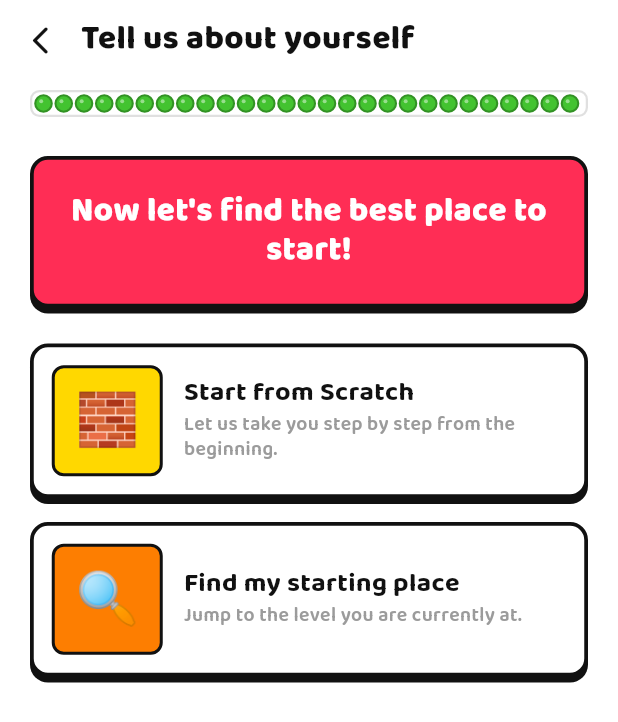
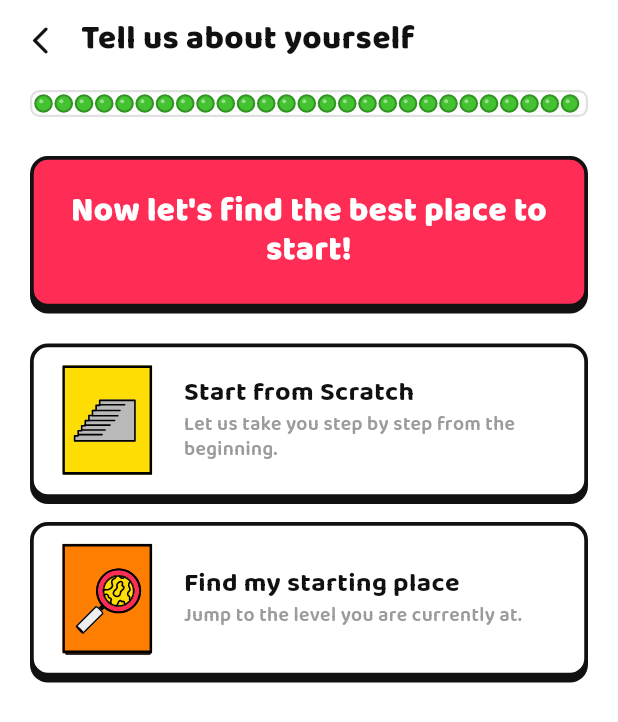
Before and after one commit to X2Mobile/Lets-Play, a Flutter app: the PlacementScreen screen opened directly, on a phone screen of 412 x 824 dp. Shown: the top 722 px of the screen. Run offline on Flutter 3.47's test engine with Material 3 defaults, Android fonts, the phone set to English and light mode, and no system bars; our stand-ins replace audioplayers, firebase_analytics, firebase_core, flutter_svg; accounts and stored records are empty.

Commit message:
Use the real design icons on the onboarding screens
Replaces the emoji placeholders on LOG IN/7, 11, 12 and 13 with the 13 SVGs
from the design drop, rendered via flutter_svg through a small SvgIcon wrapper
(same asset convention as MascotImage). `emoji` becomes `iconAsset` on
OnboardingOption, UpsellBenefit and AccomplishItem.

Two things the artwork forced:

- The exports style every shape through a <style type="text/css"> block and
  class="stN". flutter_svg ignores that stylesheet, so all 13 icons rendered
  solid black while compiling without a warning. Each rule is now inlined onto
  the elements that used it as fill / stroke attributes and the stylesheets are
  gone. Verified by checking every fill colour survives into the compiled .vec.

- On LOG IN/12 and 13 the coloured tile and its hard shadow are part of the
  drawing, so the cards no longer paint a 74x74 tile of their own — otherwise
  it was a tile inside a tile. That retires AccomplishItem.tileColorIndex and
  _PlacementCard.tileColor.

placement_scratch was exported on an artboard 3 units shorter than its
siblings (viewBox 80.2 vs 83.2), which clipped the bottom of its frame; the
viewBox now matches. Its shadow strip is still missing because that element
is absent from the source file.

Also fixes the dead back chevron on the three steps after the questionnaire:
each forward step used pushReplacement, so the navigator only ever held one
route and maybePop() had nothing to pop. The questionnaire -> upsell ->
accomplish -> placement hops now push.

```diff
--- /dev/null
+++ b/lib/core/widgets/svg_icon.dart
@@ -0,0 +1,27 @@
+import 'package:flutter/material.dart';
+import 'package:flutter_svg/flutter_svg.dart';
+
+/// A vector icon exported from the design drop.
+///
+/// [asset] is a path under `assets/images/` (e.g. `icons/motivation_trips.svg`).
+/// The artwork keeps its own aspect ratio inside a [size] × [size] box, so the
+/// onboarding tiles — whose coloured square and hard shadow are part of the
+/// drawing — land at the same footprint as the bare icons.
+class SvgIcon extends StatelessWidget {
+  const SvgIcon({super.key, required this.asset, required this.size});
+
+  final String asset;
+  final double size;
+
+  @override
+  Widget build(BuildContext context) {
+    return SizedBox(
+      width: size,
+      height: size,
+      child: SvgPicture.asset(
+        'assets/images/$asset',
+        fit: BoxFit.contain,
+      ),
+    );
+  }
+}
--- a/lib/features/onboarding/onboarding_extras.dart
+++ b/lib/features/onboarding/onboarding_extras.dart
@@ -11,6 +11,7 @@ import '../../core/widgets/lp_button.dart';
 import '../../core/widgets/lp_card.dart';
 import '../../core/widgets/lp_logo.dart';
 import '../../core/widgets/stud_progress_bar.dart';
+import '../../core/widgets/svg_icon.dart';
 import '../../data/content/onboarding_content.dart';
 import 'plan_loading_screen.dart';
 
@@ -21,7 +22,7 @@ class UpsellScreen extends StatelessWidget {
   const UpsellScreen({super.key});
 
   void _advance(BuildContext context) {
-    Navigator.of(context).pushReplacement(
+    Navigator.of(context).push(
       MaterialPageRoute<void>(builder: (_) => const AccomplishScreen()),
     );
   }
@@ -74,10 +75,7 @@ class UpsellScreen extends StatelessWidget {
                         ),
                         child: Row(
                           children: <Widget>[
-                            Text(
-                              benefit.emoji,
-                              style: const TextStyle(fontSize: 34),
-                            ),
+                            SvgIcon(asset: benefit.iconAsset, size: 46),
                             const SizedBox(width: 14),
                             Expanded(
                               child: Column(
@@ -128,12 +126,6 @@ class UpsellScreen extends StatelessWidget {
 class AccomplishScreen extends StatelessWidget {
   const AccomplishScreen({super.key});
 
-  static const List<Color> _tileColors = <Color>[
-    LpColors.levelBlue,
-    LpColors.brickRed,
-    LpColors.legoGreen,
-  ];
-
   @override
   Widget build(BuildContext context) {
     return Scaffold(
@@ -168,23 +160,7 @@ class AccomplishScreen extends StatelessWidget {
                         padding: const EdgeInsets.all(12),
                         child: Row(
                           children: <Widget>[
-                            Container(
-                              width: 74,
-                              height: 74,
-                              alignment: Alignment.center,
-                              decoration: BoxDecoration(
-                                color: _tileColors[item.tileColorIndex],
-                                borderRadius: BorderRadius.circular(8),
-                                border: Border.all(
-                                  color: LpColors.ink,
-                                  width: 2,
-                                ),
-                              ),
-                              child: Text(
-                                item.emoji,
-                                style: const TextStyle(fontSize: 34),
-                              ),
-                            ),
+                            SvgIcon(asset: item.iconAsset, size: 74),
                             const SizedBox(width: 14),
                             Expanded(
                               child: Column(
@@ -211,7 +187,7 @@ class AccomplishScreen extends StatelessWidget {
               child: LpButton(
                 label: 'Continue',
                 onPressed: () {
-                  Navigator.of(context).pushReplacement(
+                  Navigator.of(context).push(
                     MaterialPageRoute<void>(
                       builder: (_) => const PlacementScreen(),
                     ),
@@ -262,16 +238,14 @@ class PlacementScreen extends StatelessWidget {
             ),
             const SizedBox(height: 24),
             _PlacementCard(
-              emoji: '🧱',
-              tileColor: LpColors.brandYellow,
+              iconAsset: 'icons/placement_scratch.svg',
               title: placementScratchTitle,
               subtitle: placementScratchSubtitle,
               onTap: () => _choose(context),
             ),
             const SizedBox(height: 16),
             _PlacementCard(
-              emoji: '🔍',
-              tileColor: LpColors.levelOrange,
+              iconAsset: 'icons/placement_find.svg',
               title: placementFindTitle,
               subtitle: placementFindSubtitle,
               onTap: () => _choose(context),
@@ -285,15 +259,14 @@ class PlacementScreen extends StatelessWidget {
 
 class _PlacementCard extends StatelessWidget {
   const _PlacementCard({
-    required this.emoji,
-    required this.tileColor,
+    required this.iconAsset,
     required this.title,
     required this.subtitle,
     required this.onTap,
   });
 
-  final String emoji;
-  final Color tileColor;
+  /// Path under `assets/images/`; the icon carries its own coloured tile.
+  final String iconAsset;
   final String title;
   final String subtitle;
   final VoidCallback onTap;
@@ -310,17 +283,7 @@ class _PlacementCard extends StatelessWidget {
           padding: const EdgeInsets.all(12),
           child: Row(
             children: <Widget>[
-              Container(
-                width: 74,
-                height: 74,
-                alignment: Alignment.center,
-                decoration: BoxDecoration(
-                  color: tileColor,
-                  borderRadius: BorderRadius.circular(8),
-                  border: Border.all(color: LpColors.ink, width: 2),
-                ),
-                child: Text(emoji, style: const TextStyle(fontSize: 34)),
-              ),
+              SvgIcon(asset: iconAsset, size: 74),
               const SizedBox(width: 14),
               Expanded(
                 child: Column(
--- a/pubspec.yaml
+++ b/pubspec.yaml
@@ -15,6 +15,7 @@ dependencies:
   audioplayers: ^6.1.0
   firebase_core: ^4.13.0
   firebase_analytics: ^12.4.6
+  flutter_svg: ^2.3.0
 
 dev_dependencies:
   flutter_test:
@@ -28,6 +29,7 @@ flutter:
     - assets/images/logo/
     - assets/images/characters/
     - assets/images/illustrations/
+    - assets/images/icons/
     - assets/audio/
 
   fonts:
```
Also changed, not shown: lib/data/content/onboarding_content.dart (+34 -21 lines), lib/data/models/onboarding_question.dart (+7 -5 lines), lib/features/onboarding/onboarding_screen.dart (+6 -5 lines), assets/images/icons/accomplish_conversations.svg (added), assets/images/icons/accomplish_routine.svg (added), assets/images/icons/accomplish_vocabulary.svg (added), assets/images/icons/motivation_career.svg (added), assets/images/icons/motivation_connections.svg (added), assets/images/icons/motivation_education.svg (added), assets/images/icons/motivation_other.svg (added), assets/images/icons/motivation_trips.svg (added), assets/images/icons/placement_find.svg (added), assets/images/icons/placement_scratch.svg (added), assets/images/icons/upsell_ad_free.svg (added), 3 more files.
